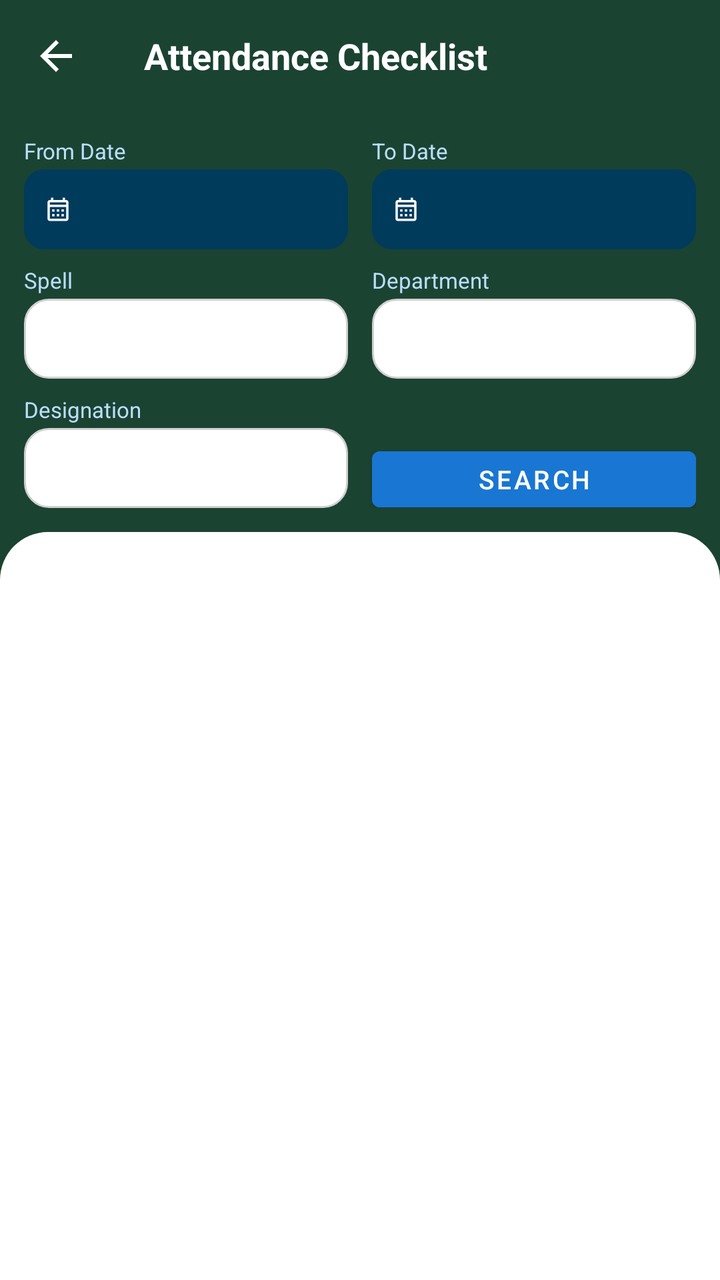
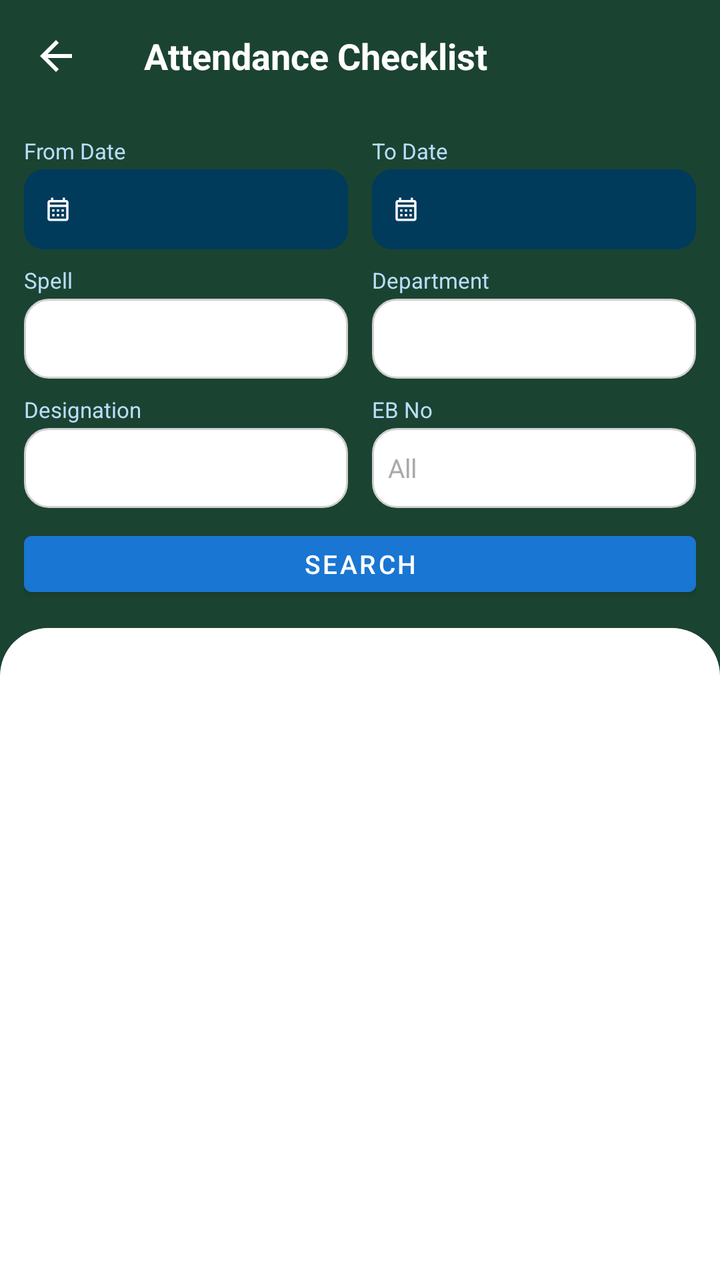

Before-and-after screenshots of an Android layout around one commit, followed by the original layout XML and the change that was made.
<!-- AndroidManifest.xml: application theme Theme.MyHrms -->
<!-- res/layout/activity_attendance_checklist.xml -->
<?xml version="1.0" encoding="utf-8"?>
<LinearLayout xmlns:android="http://schemas.android.com/apk/res/android"
    xmlns:app="http://schemas.android.com/apk/res-auto"
    android:layout_width="match_parent"
    android:layout_height="match_parent"
    android:orientation="vertical"
    android:background="@color/toolbar_dark_blue">

    
    <androidx.appcompat.widget.Toolbar
        android:id="@+id/toolbar"
        android:layout_width="match_parent"
        android:layout_height="?attr/actionBarSize"
        android:background="@color/toolbar_dark_blue"
        app:navigationIcon="@drawable/ic_arrow_back"
        app:titleTextColor="@color/white">
        <TextView
            android:layout_width="wrap_content"
            android:layout_height="wrap_content"
            android:text="Attendance Checklist"
            android:textColor="@color/white"
            android:textSize="18sp"
            android:textStyle="bold" />
    </androidx.appcompat.widget.Toolbar>

    
    <LinearLayout
        android:layout_width="match_parent"
        android:layout_height="wrap_content"
        android:orientation="vertical"
        android:padding="12dp">

        
        <LinearLayout
            android:layout_width="match_parent"
            android:layout_height="wrap_content"
            android:orientation="horizontal"
            android:layout_marginBottom="8dp">

            <LinearLayout
                android:layout_width="0dp"
                android:layout_height="wrap_content"
                android:layout_weight="1"
                android:orientation="vertical"
                android:layout_marginEnd="6dp">
                <TextView android:layout_width="wrap_content" android:layout_height="wrap_content"
                    android:text="From Date" android:textColor="#BBDEFB" android:textSize="11sp"
                    android:layout_marginBottom="2dp" />
                <LinearLayout
                    android:id="@+id/btnFromDate"
                    android:layout_width="match_parent"
                    android:layout_height="40dp"
                    android:background="@drawable/bg_date_picker_btn"
                    android:gravity="center_vertical"
                    android:orientation="horizontal"
                    android:paddingStart="10dp" android:paddingEnd="10dp"
                    android:clickable="true" android:focusable="true">
                    <ImageView android:layout_width="14dp" android:layout_height="14dp"
                        android:src="@drawable/ic_calendar" app:tint="@color/white"
                        android:contentDescription="From Date" />
                    <TextView android:id="@+id/tvFromDate" android:layout_width="wrap_content"
                        android:layout_height="wrap_content" android:layout_marginStart="6dp"
                        android:text="" android:textColor="@color/white"
                        android:textSize="12sp" android:textStyle="bold" />
                </LinearLayout>
            </LinearLayout>

            <LinearLayout
                android:layout_width="0dp"
                android:layout_height="wrap_content"
                android:layout_weight="1"
                android:orientation="vertical"
                android:layout_marginStart="6dp">
                <TextView android:layout_width="wrap_content" android:layout_height="wrap_content"
                    android:text="To Date" android:textColor="#BBDEFB" android:textSize="11sp"
                    android:layout_marginBottom="2dp" />
                <LinearLayout
                    android:id="@+id/btnToDate"
                    android:layout_width="match_parent"
                    android:layout_height="40dp"
                    android:background="@drawable/bg_date_picker_btn"
                    android:gravity="center_vertical"
                    android:orientation="horizontal"
                    android:paddingStart="10dp" android:paddingEnd="10dp"
                    android:clickable="true" android:focusable="true">
                    <ImageView android:layout_width="14dp" android:layout_height="14dp"
                        android:src="@drawable/ic_calendar" app:tint="@color/white"
                        android:contentDescription="To Date" />
                    <TextView android:id="@+id/tvToDate" android:layout_width="wrap_content"
                        android:layout_height="wrap_content" android:layout_marginStart="6dp"
                        android:text="" android:textColor="@color/white"
                        android:textSize="12sp" android:textStyle="bold" />
                </LinearLayout>
            </LinearLayout>
        </LinearLayout>

        
        <LinearLayout
            android:layout_width="match_parent"
            android:layout_height="wrap_content"
            android:orientation="horizontal"
            android:layout_marginBottom="8dp">

            <LinearLayout
                android:layout_width="0dp" android:layout_height="wrap_content"
                android:layout_weight="1" android:orientation="vertical"
                android:layout_marginEnd="6dp">
                <TextView android:layout_width="wrap_content" android:layout_height="wrap_content"
                    android:text="Spell" android:textColor="#BBDEFB" android:textSize="11sp"
                    android:layout_marginBottom="2dp" />
                <Spinner android:id="@+id/spSpell"
                    android:layout_width="match_parent" android:layout_height="40dp"
                    android:background="@drawable/bg_input_rounded"
                    android:paddingStart="8dp" android:paddingEnd="8dp" />
            </LinearLayout>

            <LinearLayout
                android:layout_width="0dp" android:layout_height="wrap_content"
                android:layout_weight="1" android:orientation="vertical"
                android:layout_marginStart="6dp">
                <TextView android:layout_width="wrap_content" android:layout_height="wrap_content"
                    android:text="Department" android:textColor="#BBDEFB" android:textSize="11sp"
                    android:layout_marginBottom="2dp" />
                <Spinner android:id="@+id/spDepartment"
                    android:layout_width="match_parent" android:layout_height="40dp"
                    android:background="@drawable/bg_input_rounded"
                    android:paddingStart="8dp" android:paddingEnd="8dp" />
            </LinearLayout>
        </LinearLayout>

        
        <LinearLayout
            android:layout_width="match_parent"
            android:layout_height="wrap_content"
            android:orientation="horizontal"
            android:gravity="center_vertical">

            <LinearLayout
                android:layout_width="0dp" android:layout_height="wrap_content"
                android:layout_weight="1" android:orientation="vertical"
                android:layout_marginEnd="6dp">
                <TextView android:layout_width="wrap_content" android:layout_height="wrap_content"
                    android:text="Designation" android:textColor="#BBDEFB" android:textSize="11sp"
                    android:layout_marginBottom="2dp" />
                <Spinner android:id="@+id/spDesignation"
                    android:layout_width="match_parent" android:layout_height="40dp"
                    android:background="@drawable/bg_input_rounded"
                    android:paddingStart="8dp" android:paddingEnd="8dp" />
            </LinearLayout>

            <Button
                android:id="@+id/btnSearch"
                android:layout_width="0dp"
                android:layout_height="40dp"
                android:layout_weight="1"
                android:layout_marginStart="6dp"
                android:layout_marginTop="14dp"
                android:text="SEARCH"
                android:textSize="13sp"
                android:backgroundTint="#1976D2"
                android:textColor="@color/white" />
        </LinearLayout>

    </LinearLayout>

    
    <LinearLayout
        android:layout_width="match_parent"
        android:layout_height="0dp"
        android:layout_weight="1"
        android:orientation="vertical"
        android:background="@drawable/bg_card_top_rounded">

        
        <ProgressBar
            android:id="@+id/progressBar"
            android:layout_width="wrap_content"
            android:layout_height="wrap_content"
            android:layout_gravity="center"
            android:visibility="gone"
            android:layout_marginTop="20dp" />

        
        <LinearLayout
            android:id="@+id/layoutSummary"
            android:layout_width="match_parent"
            android:layout_height="wrap_content"
            android:orientation="horizontal"
            android:paddingStart="12dp" android:paddingEnd="12dp"
            android:paddingTop="10dp" android:paddingBottom="6dp"
            android:visibility="gone">

            <TextView android:id="@+id/tvTotalRecords"
                android:layout_width="0dp" android:layout_height="wrap_content"
                android:layout_weight="1"
                android:text="Records: 0"
                android:textColor="@color/label_text" android:textSize="12sp" />

            <TextView android:id="@+id/tvDateRange"
                android:layout_width="0dp" android:layout_height="wrap_content"
                android:layout_weight="2"
                android:text=""
                android:textColor="@color/hint_text" android:textSize="11sp"
                android:gravity="end" />
        </LinearLayout>

        
        <HorizontalScrollView
            android:id="@+id/hsvTable"
            android:layout_width="match_parent"
            android:layout_height="0dp"
            android:layout_weight="1"
            android:scrollbars="horizontal"
            android:fillViewport="false"
            android:visibility="gone">

            <LinearLayout
                android:layout_width="wrap_content"
                android:layout_height="match_parent"
                android:orientation="vertical">

                
                <LinearLayout
                    android:layout_width="wrap_content"
                    android:layout_height="44dp"
                    android:orientation="horizontal"
                    android:background="#1565C0">

                    <TextView android:layout_width="80dp" android:layout_height="match_parent"
                        android:gravity="center" android:text="Date"
                        android:textColor="@color/white" android:textSize="11sp" android:textStyle="bold"
                        android:background="@drawable/table_header_cell" />

                    <TextView android:layout_width="64dp" android:layout_height="match_parent"
                        android:gravity="center" android:text="Spell"
                        android:textColor="@color/white" android:textSize="11sp" android:textStyle="bold"
                        android:background="@drawable/table_header_cell" />

                    <TextView android:layout_width="64dp" android:layout_height="match_parent"
                        android:gravity="center" android:text="EB No"
                        android:textColor="@color/white" android:textSize="11sp" android:textStyle="bold"
                        android:background="@drawable/table_header_cell" />

                    <TextView android:layout_width="140dp" android:layout_height="match_parent"
                        android:gravity="center" android:text="Emp Name"
                        android:textColor="@color/white" android:textSize="11sp" android:textStyle="bold"
                        android:background="@drawable/table_header_cell" />

                    <TextView android:layout_width="110dp" android:layout_height="match_parent"
                        android:gravity="center" android:text="Department"
                        android:textColor="@color/white" android:textSize="11sp" android:textStyle="bold"
                        android:background="@drawable/table_header_cell" />

                    <TextView android:layout_width="110dp" android:layout_height="match_parent"
                        android:gravity="center" android:text="Designation"
                        android:textColor="@color/white" android:textSize="11sp" android:textStyle="bold"
                        android:background="@drawable/table_header_cell" />

                    <TextView android:layout_width="70dp" android:layout_height="match_parent"
                        android:gravity="center" android:text="Source"
                        android:textColor="@color/white" android:textSize="11sp" android:textStyle="bold"
                        android:background="@drawable/table_header_cell" />

                    <TextView android:layout_width="50dp" android:layout_height="match_parent"
                        android:gravity="center" android:text="Type"
                        android:textColor="@color/white" android:textSize="11sp" android:textStyle="bold"
                        android:background="@drawable/table_header_cell" />

                    <TextView android:layout_width="64dp" android:layout_height="match_parent"
                        android:gravity="center" android:text="Wk Hrs"
                        android:textColor="@color/white" android:textSize="11sp" android:textStyle="bold"
                        android:background="@drawable/table_header_cell" />
                </LinearLayout>

                
                <androidx.recyclerview.widget.RecyclerView
                    android:id="@+id/rvChecklist"
                    android:layout_width="wrap_content"
                    android:layout_height="0dp"
                    android:layout_weight="1"
                    android:nestedScrollingEnabled="true"
                    android:overScrollMode="never" />
            </LinearLayout>
        </HorizontalScrollView>

        
        <LinearLayout
            android:id="@+id/layoutEmpty"
            android:layout_width="match_parent"
            android:layout_height="0dp"
            android:layout_weight="1"
            android:gravity="center"
            android:orientation="vertical"
            android:visibility="gone">
            <TextView android:layout_width="wrap_content" android:layout_height="wrap_content"
                android:text="No data found" android:textColor="@color/hint_text"
                android:textSize="16sp" />
        </LinearLayout>

    </LinearLayout>

</LinearLayout>
<!-- resources referenced by this layout -->
<resources>
  <color name="hint_text">#AAAAAA</color>
  <color name="label_text">#222222</color>
  <color name="toolbar_dark_blue">#1B4332</color>
  <color name="white">#FFFFFFFF</color>
  <!-- drawable bg_card_top_rounded (drawable) -->
  <?xml version="1.0" encoding="utf-8"?>
  <shape xmlns:android="http://schemas.android.com/apk/res/android"
      android:shape="rectangle">
      <solid android:color="@color/white" />
      <corners
          android:topLeftRadius="24dp"
          android:topRightRadius="24dp"
          android:bottomLeftRadius="0dp"
          android:bottomRightRadius="0dp" />
  </shape>
  <!-- drawable bg_date_picker_btn (drawable) -->
  <?xml version="1.0" encoding="utf-8"?>
  <shape xmlns:android="http://schemas.android.com/apk/res/android"
      android:shape="rectangle">
      <solid android:color="#003B5C" />
      <corners android:radius="10dp" />
  </shape>
  <!-- drawable bg_input_rounded (drawable) -->
  <?xml version="1.0" encoding="utf-8"?>
  <shape xmlns:android="http://schemas.android.com/apk/res/android"
      android:shape="rectangle">
      <solid android:color="@color/white" />
      <corners android:radius="12dp" />
      <stroke
          android:width="1dp"
          android:color="@color/input_border" />
  </shape>
  <!-- drawable ic_arrow_back (drawable) -->
  <?xml version="1.0" encoding="utf-8"?>
  <vector xmlns:android="http://schemas.android.com/apk/res/android"
      android:width="24dp"
      android:height="24dp"
      android:viewportWidth="24"
      android:viewportHeight="24"
      android:tint="@color/white">
      <path
          android:fillColor="@android:color/white"
          android:pathData="M20,11H7.83l5.59,-5.59L12,4l-8,8 8,8 1.41,-1.41L7.83,13H20v-2z" />
  </vector>
  <!-- drawable ic_calendar (drawable) -->
  <?xml version="1.0" encoding="utf-8"?>
  <vector xmlns:android="http://schemas.android.com/apk/res/android"
      android:width="24dp"
      android:height="24dp"
      android:viewportWidth="24"
      android:viewportHeight="24">
      <path
          android:fillColor="#FFFFFF"
          android:pathData="M19,4h-1V2h-2v2H8V2H6v2H5C3.89,4 3.01,4.9 3.01,6L3,20c0,1.1 0.89,2 2,2h14c1.1,0 2,-0.9 2,-2V6C21,4.9 20.1,4 19,4zM19,20H5V10h14V20zM19,8H5V6h14V8zM9,14H7v-2h2V14zM13,14h-2v-2h2V14zM17,14h-2v-2h2V14zM9,18H7v-2h2V18zM13,18h-2v-2h2V18zM17,18h-2v-2h2V18z" />
  </vector>
  <!-- drawable table_header_cell (drawable) -->
  <?xml version="1.0" encoding="utf-8"?>
  <shape xmlns:android="http://schemas.android.com/apk/res/android">
      <solid android:color="#1565C0" />
      <stroke android:width="0.5dp" android:color="#90CAF9" />
  </shape>
  <style name="Theme.MyHrms" parent="Theme.MaterialComponents.DayNight.NoActionBar">
          
          <item name="colorPrimary">@color/toolbar_dark_blue</item>
          <item name="colorPrimaryVariant">@color/toolbar_dark_blue</item>
          <item name="colorOnPrimary">@color/white</item>
          
          <item name="colorSecondary">@color/teal_200</item>
          <item name="colorSecondaryVariant">@color/teal_700</item>
          <item name="colorOnSecondary">@color/black</item>
          
          <item name="android:statusBarColor">@color/toolbar_dark_blue</item>
          
      </style>
  <color name="input_border">#D0D0D0</color>
  <color name="teal_200">#FF03DAC5</color>
  <color name="teal_700">#FF018786</color>
  <color name="black">#FF000000</color>
</resources>

<!-- the commit's change to res/layout/activity_attendance_checklist.xml (unified diff, before → after) -->
@@ -133,7 +133,7 @@
             android:layout_width="match_parent"
             android:layout_height="wrap_content"
             android:orientation="horizontal"
-            android:gravity="center_vertical">
+            android:layout_marginBottom="8dp">
 
             <LinearLayout
                 android:layout_width="0dp" android:layout_height="wrap_content"
@@ -148,18 +148,40 @@
                     android:paddingStart="8dp" android:paddingEnd="8dp" />
             </LinearLayout>
 
-            <Button
-                android:id="@+id/btnSearch"
-                android:layout_width="0dp"
-                android:layout_height="40dp"
-                android:layout_weight="1"
-                android:layout_marginStart="6dp"
-                android:layout_marginTop="14dp"
-                android:text="SEARCH"
-                android:textSize="13sp"
-                android:backgroundTint="#1976D2"
-                android:textColor="@color/white" />
-        </LinearLayout>
+            <LinearLayout
+                android:layout_width="0dp" android:layout_height="wrap_content"
+                android:layout_weight="1" android:orientation="vertical"
+                android:layout_marginStart="6dp">
+                <TextView android:layout_width="wrap_content" android:layout_height="wrap_content"
+                    android:text="EB No" android:textColor="#BBDEFB" android:textSize="11sp"
+                    android:layout_marginBottom="2dp" />
+                <EditText
+                    android:id="@+id/etEbNo"
+                    android:layout_width="match_parent"
+                    android:layout_height="40dp"
+                    android:background="@drawable/bg_input_rounded"
+                    android:hint="All"
+                    android:textColorHint="@color/hint_text"
+                    android:textColor="@color/black"
+                    android:inputType="text"
+                    android:imeOptions="actionSearch"
+                    android:maxLines="1"
+                    android:paddingStart="8dp" android:paddingEnd="8dp"
+                    android:textSize="13sp"
+                    android:autofillHints=""
+                    android:contentDescription="EB No" />
+            </LinearLayout>
+        </LinearLayout>
+
+        
+        <Button
+            android:id="@+id/btnSearch"
+            android:layout_width="match_parent"
+            android:layout_height="40dp"
+            android:text="SEARCH"
+            android:textSize="13sp"
+            android:backgroundTint="#1976D2"
+            android:textColor="@color/white" />
 
     </LinearLayout>
 
@@ -246,6 +268,11 @@
                         android:textColor="@color/white" android:textSize="11sp" android:textStyle="bold"
                         android:background="@drawable/table_header_cell" />
 
+                    <TextView android:layout_width="64dp" android:layout_height="match_parent"
+                        android:gravity="center" android:text="Wk Hrs"
+                        android:textColor="@color/white" android:textSize="11sp" android:textStyle="bold"
+                        android:background="@drawable/table_header_cell" />
+
                     <TextView android:layout_width="110dp" android:layout_height="match_parent"
                         android:gravity="center" android:text="Department"
                         android:textColor="@color/white" android:textSize="11sp" android:textStyle="bold"
@@ -263,11 +290,6 @@
 
                     <TextView android:layout_width="50dp" android:layout_height="match_parent"
                         android:gravity="center" android:text="Type"
-                        android:textColor="@color/white" android:textSize="11sp" android:textStyle="bold"
-                        android:background="@drawable/table_header_cell" />
-
-                    <TextView android:layout_width="64dp" android:layout_height="match_parent"
-                        android:gravity="center" android:text="Wk Hrs"
                         android:textColor="@color/white" android:textSize="11sp" android:textStyle="bold"
                         android:background="@drawable/table_header_cell" />
                 </LinearLayout>
@@ -285,6 +307,60 @@
 
         
         <LinearLayout
+            android:id="@+id/layoutDesigSummary"
+            android:layout_width="match_parent"
+            android:layout_height="0dp"
+            android:layout_weight="0.9"
+            android:orientation="vertical"
+            android:paddingStart="10dp" android:paddingEnd="10dp"
+            android:paddingBottom="6dp"
+            android:visibility="gone">
+
+            <TextView
+                android:layout_width="wrap_content" android:layout_height="wrap_content"
+                android:text="Designation Wise — No of Hands"
+                android:textColor="@color/label_text" android:textSize="13sp" android:textStyle="bold"
+                android:paddingTop="8dp" android:paddingBottom="6dp" />
+
+            <LinearLayout
+                android:layout_width="match_parent"
+                android:layout_height="32dp"
+                android:orientation="horizontal"
+                android:gravity="center_vertical"
+                android:background="#1565C0"
+                android:paddingStart="6dp" android:paddingEnd="6dp">
+
+                <TextView android:layout_width="0dp" android:layout_height="wrap_content"
+                    android:layout_weight="2" android:text="Designation"
+                    android:textColor="@color/white" android:textSize="11sp" android:textStyle="bold" />
+                <TextView android:layout_width="0dp" android:layout_height="wrap_content"
+                    android:layout_weight="1" android:gravity="end" android:text="R"
+                    android:textColor="@color/white" android:textSize="11sp" android:textStyle="bold" />
+                <TextView android:layout_width="0dp" android:layout_height="wrap_content"
+                    android:layout_weight="1" android:gravity="end" android:text="O"
+                    android:textColor="@color/white" android:textSize="11sp" android:textStyle="bold" />
+                <TextView android:layout_width="0dp" android:layout_height="wrap_content"
+                    android:layout_weight="1" android:gravity="end" android:text="C"
+                    android:textColor="@color/white" android:textSize="11sp" android:textStyle="bold" />
+                <TextView android:layout_width="0dp" android:layout_height="wrap_content"
+                    android:layout_weight="1.2" android:gravity="end" android:text="Total"
+                    android:textColor="@color/white" android:textSize="11sp" android:textStyle="bold" />
+            </LinearLayout>
+
+            <ScrollView
+                android:layout_width="match_parent"
+                android:layout_height="0dp"
+                android:layout_weight="1">
+                <LinearLayout
+                    android:id="@+id/llDesigRows"
+                    android:layout_width="match_parent"
+                    android:layout_height="wrap_content"
+                    android:orientation="vertical" />
+            </ScrollView>
+        </LinearLayout>
+
+        
+        <LinearLayout
             android:id="@+id/layoutEmpty"
             android:layout_width="match_parent"
             android:layout_height="0dp"
